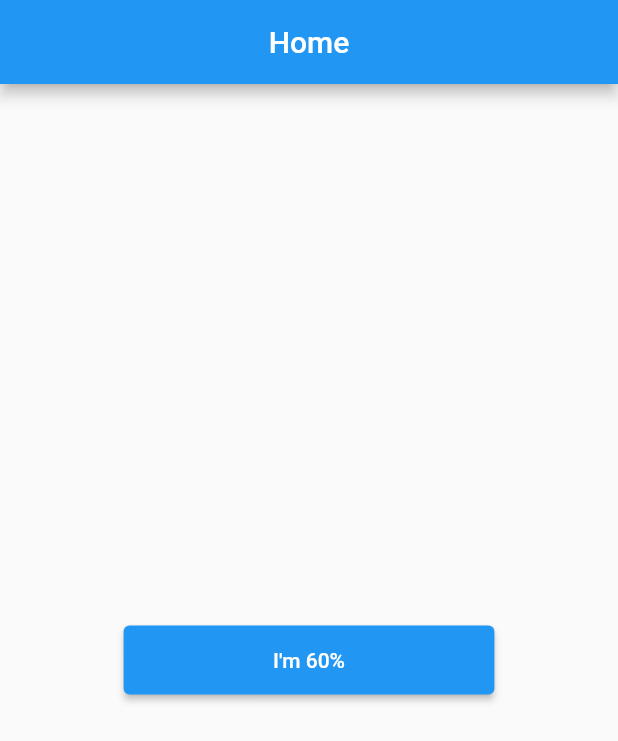
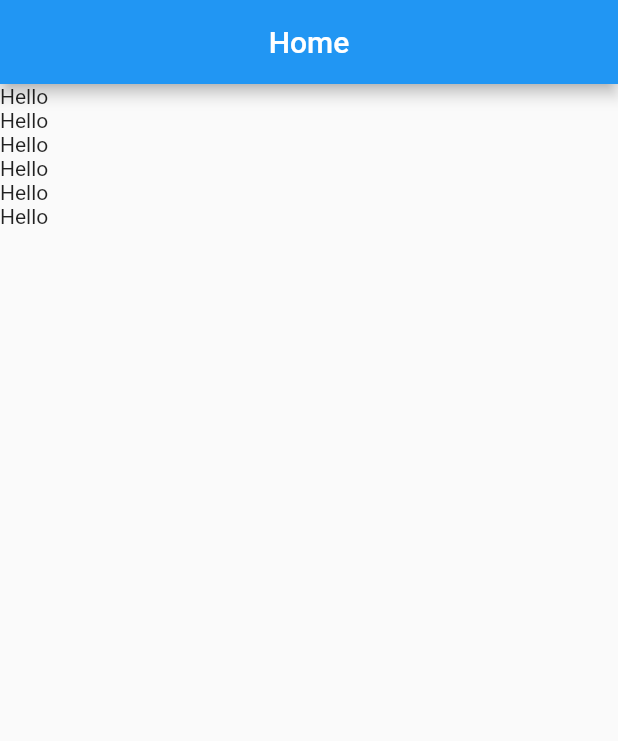
Before and after one commit to thetahmeed/Flutter, a Flutter app: the screen it shows after launch, on a phone screen of 412 x 824 dp. Shown: the top 741 px of the screen. Run offline on Flutter 3.47's test engine with Material 2 defaults, Android fonts, the phone set to English and light mode, and no system bars; our stand-ins replace carousel_slider, cloud_firestore, curved_navigation_bar, firebase_auth, firebase_core, firebase_database and 9 more; missing offline and left inert: dart:html; accounts and stored records are empty.

Commit message:
LayoutBuilder

```diff
--- a/nineteen/lib/pages/home.dart
+++ b/nineteen/lib/pages/home.dart
@@ -1,3 +1,5 @@
+import 'dart:html';
+
 import 'package:flutter/material.dart';
 
 class HomePage extends StatefulWidget {
@@ -9,20 +11,38 @@ class _HomePageState extends State<HomePage> {
   @override
   Widget build(BuildContext context) {
     return Scaffold(
-      appBar: AppBar(
-        title: Text('Home'),
-        centerTitle: true,
-      ),
-      body: Center(
-          child: FractionallySizedBox(
-        heightFactor: 0.06,
-        // 0.6 for 60% of the screen
-        widthFactor: 0.6,
-        child: ElevatedButton(
-          onPressed: () {},
-          child: Text('I\'m 60%'),
+        appBar: AppBar(
+          title: Text('Home'),
+          centerTitle: true,
         ),
-      )),
-    );
+        body: LayoutBuilder(
+          builder: (_, c) {
+            if (c.maxWidth < 600) {
+              return Column(
+                children: [
+                  Text('Hello'),
+                  Text('Hello'),
+                  Text('Hello'),
+                  Text('Hello'),
+                  Text('Hello'),
+                  Text('Hello'),
+                ],
+              );
+            } else {
+              return Row(
+                children: [
+                  Text('Hello'),
+                  Text('Hello'),
+                  Text('Hello'),
+                  Text('Hello'),
+                  Text('Hello'),
+                  Text('Hello'),
+                  Text('Hello'),
+                  Text('Hello'),
+                ],
+              );
+            }
+          },
+        ));
   }
 }
```
